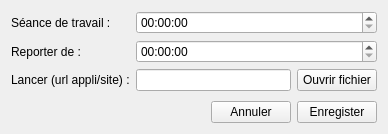
This is config.ui in L0L022/BrainSaver as Qt 5 draws it before an edit. The edited form follows.
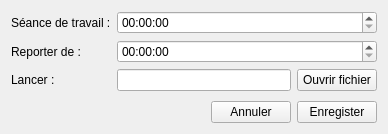
This is the edited form.

Commit message: Plus mieux

Diff of the .ui file:
```diff
--- a/config.ui
+++ b/config.ui
@@ -47,7 +47,7 @@
      <item row="2" column="0">
       <widget class="QLabel" name="label_3">
        <property name="text">
-        <string>Lancer (url appli/site) :</string>
+        <string>Lancer :</string>
        </property>
       </widget>
      </item>
```
The commit also changes 2 other files.
